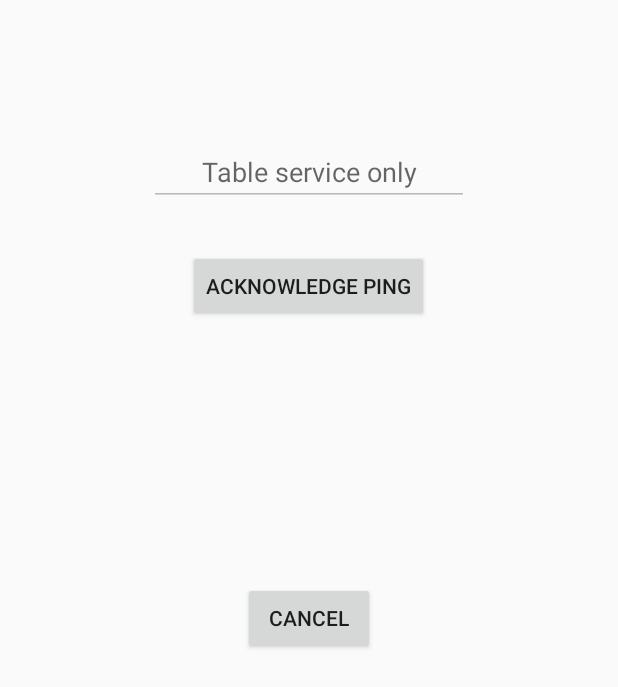
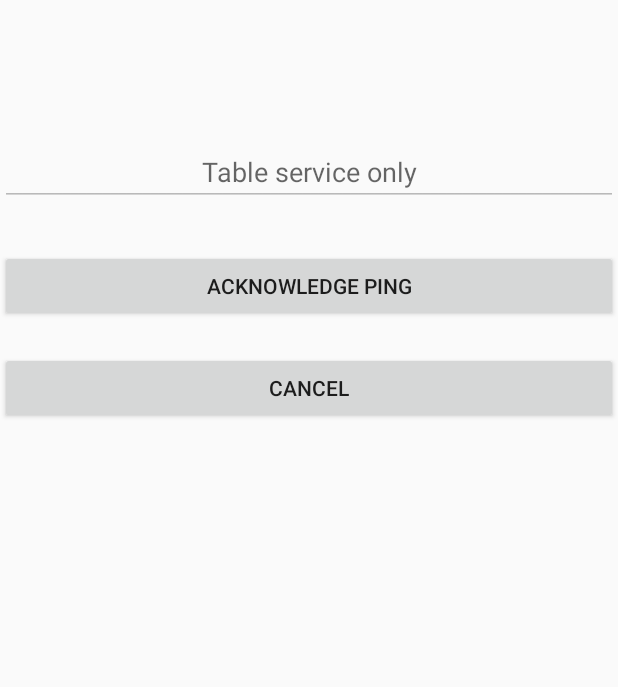
Before and after one commit to Nihilius/WheresMyWaiter, an Android app: the layout view_table_info_dialog.xml on its own in the app's theme, with its tools: preview values and no code run, on a phone screen of 412 x 824 dp. Shown: the top 687 px of the screen. Run offline under Robolectric (Android 15) with nearby library versions, the phone set to English and light mode, and no system bars.

```diff
--- a/app/src/main/res/layout/view_table_info_dialog.xml
+++ b/app/src/main/res/layout/view_table_info_dialog.xml
@@ -6,7 +6,7 @@
 
     <EditText
         android:id="@+id/requestInfo"
-        android:layout_width="wrap_content"
+        android:layout_width="match_parent"
         android:layout_height="wrap_content"
         android:layout_alignParentTop="true"
         android:layout_centerHorizontal="true"
@@ -19,17 +19,19 @@
 
     <Button
         android:id="@+id/acknowledgePing"
-        android:layout_width="wrap_content"
+        android:layout_width="match_parent"
         android:layout_height="wrap_content"
         android:layout_below="@+id/requestInfo"
         android:layout_centerHorizontal="true"
         android:layout_marginTop="29dp"
+        android:layout_marginBottom="20dp"
         android:text="Acknowledge Ping" />
 
     <Button
         android:id="@+id/cancelButton"
-        android:layout_width="wrap_content"
+        android:layout_width="match_parent"
         android:layout_height="wrap_content"
+        android:layout_below="@id/acknowledgePing"
         android:layout_centerHorizontal="true"
         android:layout_centerVertical="true"
         android:text="Cancel" />
```
Also changed, not shown: app/src/main/java/com/db/bv/bignerdranch/android/wheresmywaiter/CustomerTableSession.java (+114 -50 lines), app/src/main/java/com/db/bv/bignerdranch/android/wheresmywaiter/WaiterTableTracker.java (+1 -6 lines).
